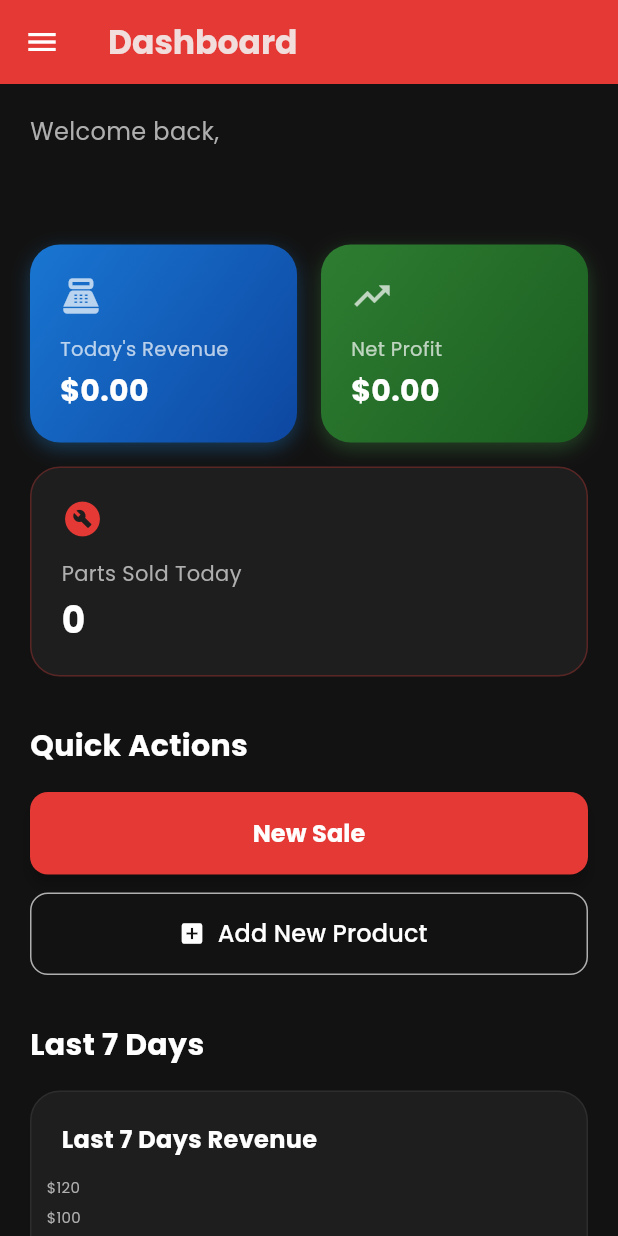
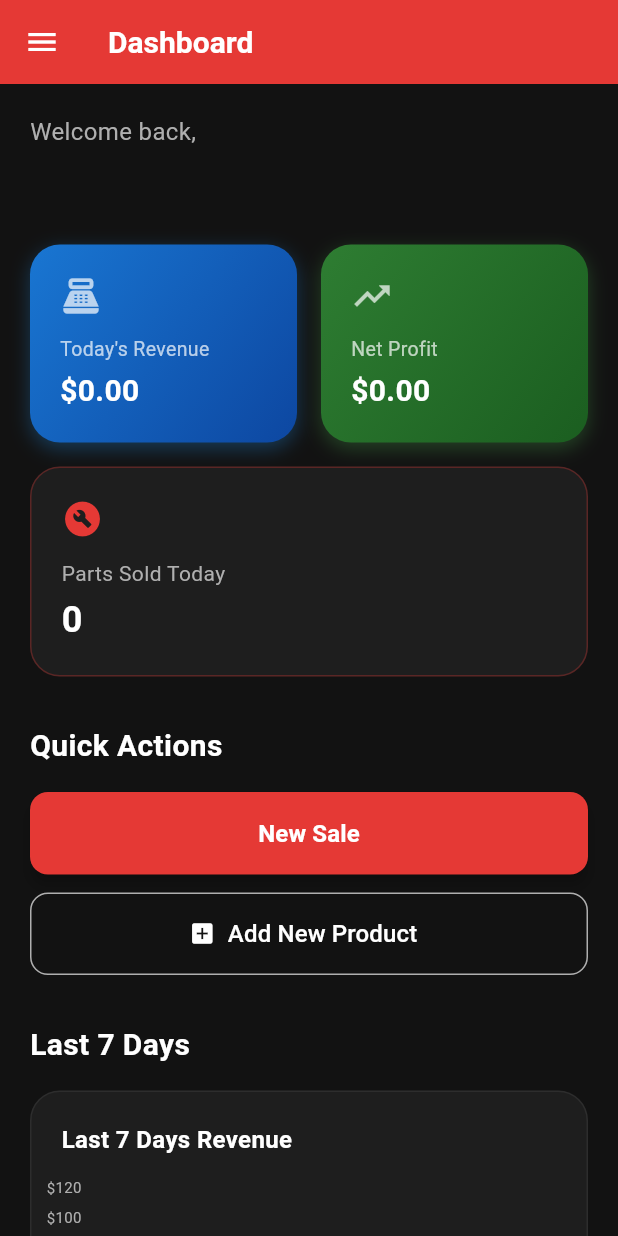
Before and after one commit to topmasum/Motor-shop-manager-App, a Flutter app: the screen it shows once a user with an empty profile is signed in, on a phone screen of 412 x 824 dp. Run offline on Flutter 3.47's test engine with Material 3 defaults, Android fonts, the phone set to English and light mode, and no system bars; drawn by our look-alikes of fl_chart; our stand-ins replace cloud_firestore, firebase_auth, firebase_core, screenshot, share_plus, shimmer; accounts and stored records are empty.

Commit message:
UI/UX polishing

```diff
--- /dev/null
+++ b/lib/core/theme/app_theme.dart
@@ -0,0 +1,60 @@
+import 'package:flutter/material.dart';
+import '../constants/app_colors.dart';
+
+class AppTheme {
+  static ThemeData get lightTheme {
+    return ThemeData(
+      useMaterial3: true,
+      scaffoldBackgroundColor: AppColors.background,
+
+      // The sweeping color when you tap a button or list item
+      splashColor: AppColors.primary.withOpacity(0.1),
+      highlightColor: Colors.transparent, // Keeps the ripple looking clean
+
+      // Global AppBar Styling
+      appBarTheme: const AppBarTheme(
+        backgroundColor: AppColors.primary,
+        elevation: 0,
+        centerTitle: false,
+        iconTheme: IconThemeData(color: AppColors.textPrimary),
+        titleTextStyle: TextStyle(
+          color: AppColors.textPrimary,
+          fontSize: 20,
+          fontWeight: FontWeight.bold,
+        ),
+      ),
+
+
+// Global Card Styling (Using CardThemeData!)
+      cardTheme: CardThemeData(
+        color: AppColors.surface,
+        elevation: 2,
+        shadowColor: Colors.black.withOpacity(0.1),
+        shape: RoundedRectangleBorder(
+          borderRadius: BorderRadius.circular(16),
+        ),
+        margin: const EdgeInsets.only(bottom: 12),
+      ),
+
+      // Global List Tile Styling (Makes your staff and history lists ripple nicely)
+      listTileTheme: ListTileThemeData(
+        shape: RoundedRectangleBorder(
+          borderRadius: BorderRadius.circular(12),
+        ),
+      ),
+
+      // Global Elevated Button Styling
+      elevatedButtonTheme: ElevatedButtonThemeData(
+        style: ElevatedButton.styleFrom(
+          backgroundColor: AppColors.primary,
+          foregroundColor: AppColors.textPrimary, // Text color
+          elevation: 2,
+          padding: const EdgeInsets.symmetric(vertical: 16, horizontal: 24),
+          shape: RoundedRectangleBorder(
+            borderRadius: BorderRadius.circular(12), // Beautiful rounded corners everywhere
+          ),
+        ),
+      ),
+    );
+  }
+}
--- a/lib/main.dart
+++ b/lib/main.dart
@@ -1,30 +1,23 @@
 import 'package:flutter/material.dart';
 import 'package:firebase_core/firebase_core.dart';
-// --- ADDED FOR OFFLINE PERSISTENCE ---
 import 'package:cloud_firestore/cloud_firestore.dart';
-import 'package:motorshop/features/auth/screens/login_screen.dart';
+import 'firebase_options.dart';
 import 'features/auth/screens/auth_gate.dart';
-import 'firebase_options.dart';
-import 'features/auth/screens/signup_screen.dart';
-import 'package:google_fonts/google_fonts.dart';
-import 'core/constants/app_colors.dart';
+// --- ADDED YOUR THEME IMPORT ---
+import 'core/theme/app_theme.dart';
 
 void main() async {
-  // 1. This must be called first so Flutter can talk to native code (like Firebase)
   WidgetsFlutterBinding.ensureInitialized();
 
-  // 2. Wait for Firebase to fully start before running the app
   await Firebase.initializeApp(
     options: DefaultFirebaseOptions.currentPlatform,
   );
 
-  // --- 3. ENABLE FIREBASE OFFLINE PERSISTENCE ---
   FirebaseFirestore.instance.settings = const Settings(
-    persistenceEnabled: true, // Turns on the offline cache and queue
-    cacheSizeBytes: Settings.CACHE_SIZE_UNLIMITED, // Store unlimited offline data
+    persistenceEnabled: true,
+    cacheSizeBytes: Settings.CACHE_SIZE_UNLIMITED,
   );
 
-  // 4. Now it is safe to run the app
   runApp(const MyApp());
 }
 
@@ -36,23 +29,10 @@ class MyApp extends StatelessWidget {
     return MaterialApp(
       title: 'Motor Shop',
       debugShowCheckedModeBanner: false,
-      theme: ThemeData(
-        scaffoldBackgroundColor: AppColors.background,
-        colorScheme: ColorScheme.fromSeed(
-          seedColor: AppColors.primary,
-          brightness: Brightness.dark, // Tells Flutter this is a dark theme
-        ),
-        useMaterial3: true,
 
-        // Instantly applies the 'Poppins' font to every text widget in your app
-        textTheme: GoogleFonts.poppinsTextTheme(
-          ThemeData.dark().textTheme,
-        ).apply(
-          bodyColor: AppColors.textPrimary,
-          displayColor: AppColors.textPrimary,
-        ),
-      ),
-      // The AuthGate intelligently routes the user based on login state
+      // --- THE MAGIC LINE: USE YOUR NEW MASTER THEME ---
+      theme: AppTheme.lightTheme,
+
       home: const AuthGate(),
     );
   }
--- a/pubspec.yaml
+++ b/pubspec.yaml
@@ -22,6 +22,7 @@ dependencies:
   path_provider: ^2.1.5
   url_launcher: ^6.3.2
   http: ^1.6.0
+  shimmer: ^3.0.0
 
 dev_dependencies:
   flutter_test:
```
Also changed, not shown: lib/core/widgets/empty_state_widget.dart (added, +78 -0 lines), lib/core/widgets/skeleton_card.dart (added, +51 -0 lines), lib/features/sales_history/screens/history_screen.dart (+9 -1 lines), lib/features/staff/screens/staff_list_screen.dart (+14 -3 lines), pubspec.lock, 46 other files.
